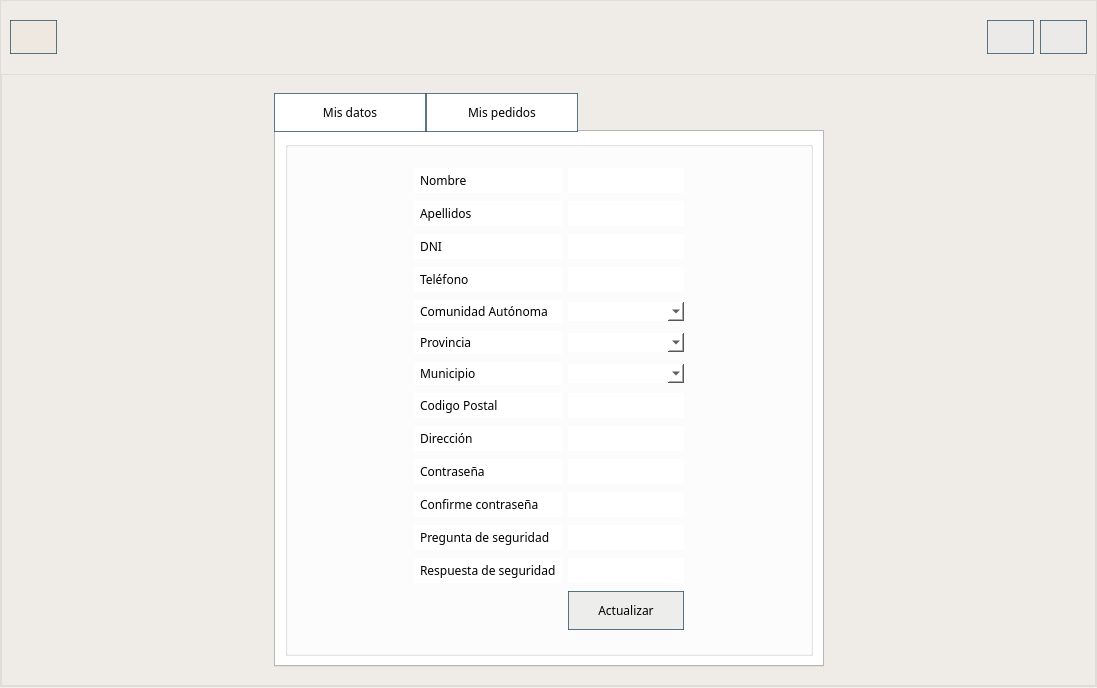
First picture: the form in Codigo/v4_ventanaUC.ui, repository cfmondelo/supermercado, before the edit.
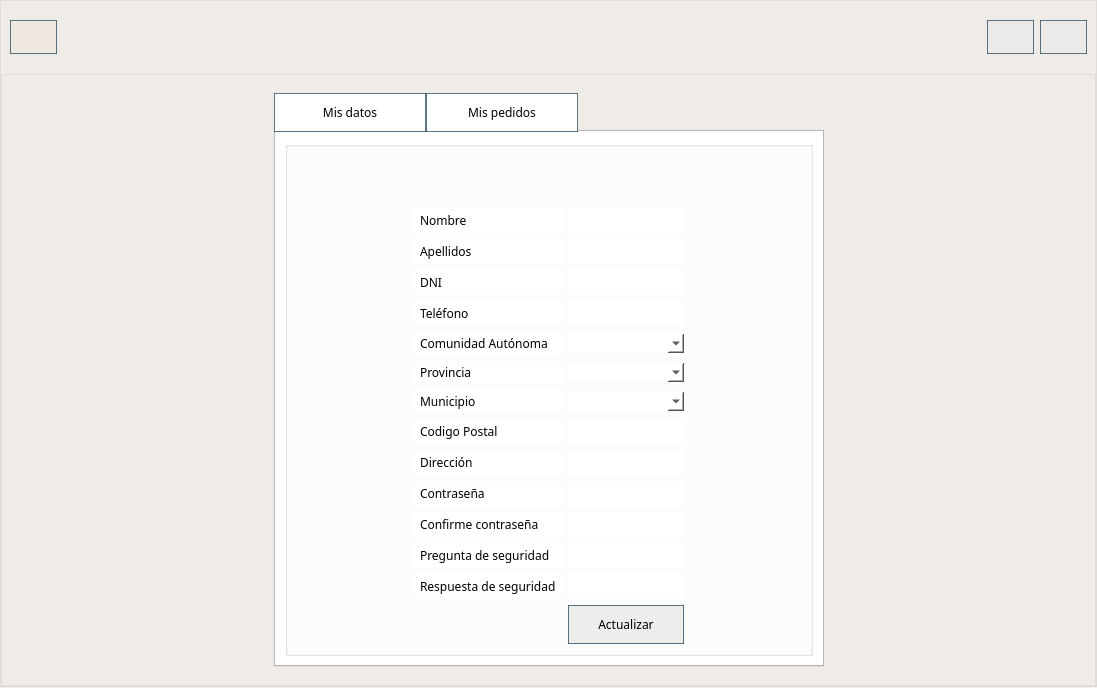
Second picture: the form after the edit. Icons and pictures are not drawn.

Commit message: soluccionados márgenes raros en campos de ventana4

```diff
--- a/Codigo/v4_ventanaUC.ui
+++ b/Codigo/v4_ventanaUC.ui
@@ -686,38 +686,7 @@
                    <string/>
                   </property>
                   <layout class="QGridLayout" name="gridLayout_4">
-                   <item row="10" column="3">
-                    <widget class="QComboBox" name="cbd_municipio">
-                     <property name="font">
-                      <font>
-                       <family>Raleway</family>
-                      </font>
-                     </property>
-                    </widget>
-                   </item>
-                   <item row="5" column="3">
-                    <widget class="QComboBox" name="cbd_provincia">
-                     <property name="font">
-                      <font>
-                       <family>Raleway</family>
-                      </font>
-                     </property>
-                    </widget>
-                   </item>
-                   <item row="0" column="0">
-                    <spacer name="horizontalSpacer_8">
-                     <property name="orientation">
-                      <enum>Qt::Horizontal</enum>
-                     </property>
-                     <property name="sizeHint" stdset="0">
-                      <size>
-                       <width>100</width>
-                       <height>20</height>
-                      </size>
-                     </property>
-                    </spacer>
-                   </item>
-                   <item row="3" column="0">
+                   <item row="4" column="0">
                     <spacer name="horizontalSpacer_11">
                      <property name="orientation">
                       <enum>Qt::Horizontal</enum>
@@ -730,7 +699,7 @@
                      </property>
                     </spacer>
                    </item>
-                   <item row="0" column="4">
+                   <item row="1" column="4">
                     <spacer name="horizontalSpacer_18">
                      <property name="orientation">
                       <enum>Qt::Horizontal</enum>
@@ -743,20 +712,63 @@
                      </property>
                     </spacer>
                    </item>
-                   <item row="1" column="0">
-                    <spacer name="horizontalSpacer_9">
-                     <property name="orientation">
-                      <enum>Qt::Horizontal</enum>
-                     </property>
-                     <property name="sizeHint" stdset="0">
-                      <size>
-                       <width>100</width>
-                       <height>20</height>
-                      </size>
-                     </property>
-                    </spacer>
-                   </item>
                    <item row="3" column="1">
+                    <widget class="QLabel" name="label_3">
+                     <property name="font">
+                      <font>
+                       <family>Raleway</family>
+                      </font>
+                     </property>
+                     <property name="text">
+                      <string>DNI</string>
+                     </property>
+                    </widget>
+                   </item>
+                   <item row="4" column="3">
+                    <widget class="QLineEdit" name="txtd_telefono">
+                     <property name="font">
+                      <font>
+                       <family>Raleway</family>
+                      </font>
+                     </property>
+                    </widget>
+                   </item>
+                   <item row="6" column="3">
+                    <widget class="QComboBox" name="cbd_provincia">
+                     <property name="font">
+                      <font>
+                       <family>Raleway</family>
+                      </font>
+                     </property>
+                    </widget>
+                   </item>
+                   <item row="3" column="0">
+                    <spacer name="horizontalSpacer_10">
+                     <property name="orientation">
+                      <enum>Qt::Horizontal</enum>
+                     </property>
+                     <property name="sizeHint" stdset="0">
+                      <size>
+                       <width>100</width>
+                       <height>20</height>
+                      </size>
+                     </property>
+                    </spacer>
+                   </item>
+                   <item row="11" column="4">
+                    <spacer name="horizontalSpacer_51">
+                     <property name="orientation">
+                      <enum>Qt::Horizontal</enum>
+                     </property>
+                     <property name="sizeHint" stdset="0">
+                      <size>
+                       <width>100</width>
+                       <height>20</height>
+                      </size>
+                     </property>
+                    </spacer>
+                   </item>
+                   <item row="4" column="1">
                     <widget class="QLabel" name="label_4">
                      <property name="font">
                       <font>
@@ -768,16 +780,7 @@
                      </property>
                     </widget>
                    </item>
-                   <item row="3" column="3">
-                    <widget class="QLineEdit" name="txtd_telefono">
-                     <property name="font">
-                      <font>
-                       <family>Raleway</family>
-                      </font>
-                     </property>
-                    </widget>
-                   </item>
-                   <item row="1" column="4">
+                   <item row="2" column="4">
                     <spacer name="horizontalSpacer_26">
                      <property name="orientation">
                       <enum>Qt::Horizontal</enum>
@@ -790,8 +793,17 @@
                      </property>
                     </spacer>
                    </item>
+                   <item row="11" column="3">
+                    <widget class="QComboBox" name="cbd_municipio">
+                     <property name="font">
+                      <font>
+                       <family>Raleway</family>
+                      </font>
+                     </property>
+                    </widget>
+                   </item>
                    <item row="2" column="0">
-                    <spacer name="horizontalSpacer_10">
+                    <spacer name="horizontalSpacer_9">
                      <property name="orientation">
                       <enum>Qt::Horizontal</enum>
                      </property>
@@ -803,7 +815,7 @@
                      </property>
                     </spacer>
                    </item>
-                   <item row="3" column="4">
+                   <item row="4" column="4">
                     <spacer name="horizontalSpacer_21">
                      <property name="orientation">
                       <enum>Qt::Horizontal</enum>
@@ -816,20 +828,8 @@
                      </property>
                     </spacer>
                    </item>
-                   <item row="2" column="1">
-                    <widget class="QLabel" name="label_3">
-                     <property name="font">
-                      <font>
-                       <family>Raleway</family>
-                      </font>
-                     </property>
-                     <property name="text">
-                      <string>DNI</string>
-                     </property>
-                    </widget>
-                   </item>
-                   <item row="10" column="4">
-                    <spacer name="horizontalSpacer_51">
+                   <item row="1" column="0">
+                    <spacer name="horizontalSpacer_8">
                      <property name="orientation">
                       <enum>Qt::Horizontal</enum>
                      </property>
@@ -841,62 +841,20 @@
                      </property>
                     </spacer>
                    </item>
-                   <item row="0" column="3">
-                    <widget class="QLineEdit" name="txtd_nombre">
-                     <property name="font">
-                      <font>
-                       <family>Raleway</family>
-                      </font>
+                   <item row="23" column="0">
+                    <spacer name="horizontalSpacer_17">
+                     <property name="orientation">
+                      <enum>Qt::Horizontal</enum>
                      </property>
-                     <property name="styleSheet">
-                      <string notr="true">margin-top:10px;</string>
+                     <property name="sizeHint" stdset="0">
+                      <size>
+                       <width>100</width>
+                       <height>20</height>
+                      </size>
                      </property>
-                    </widget>
-                   </item>
-                   <item row="1" column="3">
-                    <widget class="QLineEdit" name="txtd_apellidos">
-                     <property name="font">
-                      <font>
-                       <family>Raleway</family>
-                      </font>
-                     </property>
-                    </widget>
-                   </item>
-                   <item row="21" column="3">
-                    <widget class="QLineEdit" name="txtd_preseg">
-                     <property name="font">
-                      <font>
-                       <family>Raleway</family>
-                      </font>
-                     </property>
-                    </widget>
+                    </spacer>
                    </item>
                    <item row="22" column="4">
-                    <spacer name="horizontalSpacer_25">
-                     <property name="orientation">
-                      <enum>Qt::Horizontal</enum>
-                     </property>
-                     <property name="sizeHint" stdset="0">
-                      <size>
-                       <width>99</width>
-                       <height>20</height>
-                      </size>
-                     </property>
-                    </spacer>
-                   </item>
-                   <item row="19" column="3">
-                    <widget class="QLineEdit" name="txtd_contra">
-                     <property name="font">
-                      <font>
-                       <family>Raleway</family>
-                      </font>
-                     </property>
-                     <property name="echoMode">
-                      <enum>QLineEdit::Password</enum>
-                     </property>
-                    </widget>
-                   </item>
-                   <item row="21" column="4">
                     <spacer name="horizontalSpacer_23">
                      <property name="orientation">
                       <enum>Qt::Horizontal</enum>
@@ -909,69 +867,19 @@
                      </property>
                     </spacer>
                    </item>
+                   <item row="2" column="1">
+                    <widget class="QLabel" name="label_2">
+                     <property name="font">
+                      <font>
+                       <family>Raleway</family>
+                      </font>
+                     </property>
+                     <property name="text">
+                      <string>Apellidos</string>
+                     </property>
+                    </widget>
+                   </item>
                    <item row="20" column="4">
-                    <spacer name="horizontalSpacer_22">
-                     <property name="orientation">
-                      <enum>Qt::Horizontal</enum>
-                     </property>
-                     <property name="sizeHint" stdset="0">
-                      <size>
-                       <width>99</width>
-                       <height>20</height>
-                      </size>
-                     </property>
-                    </spacer>
-                   </item>
-                   <item row="22" column="0">
-                    <spacer name="horizontalSpacer_17">
-                     <property name="orientation">
-                      <enum>Qt::Horizontal</enum>
-                     </property>
-                     <property name="sizeHint" stdset="0">
-                      <size>
-                       <width>100</width>
-                       <height>20</height>
-                      </size>
-                     </property>
-                    </spacer>
-                   </item>
-                   <item row="20" column="1">
-                    <widget class="QLabel" name="label_7">
-                     <property name="font">
-                      <font>
-                       <family>Raleway</family>
-                      </font>
-                     </property>
-                     <property name="text">
-                      <string>Confirme contraseña</string>
-                     </property>
-                    </widget>
-                   </item>
-                   <item row="23" column="3">
-                    <widget class="QPushButton" name="botonuc_update">
-                     <property name="font">
-                      <font>
-                       <family>Raleway</family>
-                      </font>
-                     </property>
-                     <property name="text">
-                      <string>Actualizar</string>
-                     </property>
-                    </widget>
-                   </item>
-                   <item row="4" column="1">
-                    <widget class="QLabel" name="label_5">
-                     <property name="font">
-                      <font>
-                       <family>Raleway</family>
-                      </font>
-                     </property>
-                     <property name="text">
-                      <string>Comunidad Autónoma</string>
-                     </property>
-                    </widget>
-                   </item>
-                   <item row="19" column="4">
                     <spacer name="horizontalSpacer_24">
                      <property name="orientation">
                       <enum>Qt::Horizontal</enum>
@@ -984,20 +892,19 @@
                      </property>
                     </spacer>
                    </item>
-                   <item row="19" column="0">
-                    <spacer name="horizontalSpacer_14">
-                     <property name="orientation">
-                      <enum>Qt::Horizontal</enum>
+                   <item row="20" column="1">
+                    <widget class="QLabel" name="label_6">
+                     <property name="font">
+                      <font>
+                       <family>Raleway</family>
+                      </font>
                      </property>
-                     <property name="sizeHint" stdset="0">
-                      <size>
-                       <width>100</width>
-                       <height>20</height>
-                      </size>
+                     <property name="text">
+                      <string>Contraseña</string>
                      </property>
-                    </spacer>
+                    </widget>
                    </item>
-                   <item row="20" column="0">
+                   <item row="21" column="0">
                     <spacer name="horizontalSpacer_15">
                      <property name="orientation">
                       <enum>Qt::Horizontal</enum>
@@ -1010,7 +917,66 @@
                      </property>
                     </spacer>
                    </item>
+                   <item row="1" column="3">
+                    <widget class="QLineEdit" name="txtd_nombre">
+                     <property name="font">
+                      <font>
+                       <family>Raleway</family>
+                      </font>
+                     </property>
+                     <property name="styleSheet">
+                      <string notr="true"/>
+                     </property>
+                    </widget>
+                   </item>
+                   <item row="23" column="1">
+                    <widget class="QLabel" name="label_10">
+                     <property name="font">
+                      <font>
+                       <family>Raleway</family>
+                      </font>
+                     </property>
+                     <property name="text">
+                      <string>Respuesta de seguridad</string>
+                     </property>
+                    </widget>
+                   </item>
+                   <item row="20" column="0">
+                    <spacer name="horizontalSpacer_14">
+                     <property name="orientation">
+                      <enum>Qt::Horizontal</enum>
+                     </property>
+                     <property name="sizeHint" stdset="0">
+                      <size>
+                       <width>100</width>
+                       <height>20</height>
+                      </size>
+                     </property>
+                    </spacer>
+                   </item>
+                   <item row="23" column="4">
+                    <spacer name="horizontalSpacer_25">
+                     <property name="orientation">
+                      <enum>Qt::Horizontal</enum>
+                     </property>
+                     <property name="sizeHint" stdset="0">
+                      <size>
+                       <width>99</width>
+                       <height>20</height>
+                      </size>
+                     </property>
+                    </spacer>
+                   </item>
                    <item row="2" column="3">
+                    <widget class="QLineEdit" name="txtd_apellidos">
+                     <property name="font">
+                      <font>
+                       <family>Raleway</family>
+                      </font>
+                     </property>
+                    </widget>
+                   </item>
+                   <item row="3" column="3">
                     <widget class="QLineEdit" name="txtd_dni">
                      <property name="font">
                       <font>
@@ -1022,19 +988,19 @@
                      </property>
                     </widget>
                    </item>
-                   <item row="19" column="1">
-                    <widget class="QLabel" name="label_6">
+                   <item row="23" column="3">
+                    <widget class="QLineEdit" name="txtd_resseg">
                      <property name="font">
                       <font>
                        <family>Raleway</family>
                       </font>
                      </property>
-                     <property name="text">
-                      <string>Contraseña</string>
+                     <property name="echoMode">
+                      <enum>QLineEdit::Password</enum>
                      </property>
                     </widget>
                    </item>
-                   <item row="4" column="0">
+                   <item row="5" column="0">
                     <spacer name="horizontalSpacer_12">
                      <property name="orientation">
                       <enum>Qt::Horizontal</enum>
@@ -1047,19 +1013,7 @@
                      </property>
                     </spacer>
                    </item>
-                   <item row="1" column="1">
-                    <widget class="QLabel" name="label_2">
-                     <property name="font">
-                      <font>
-                       <family>Raleway</family>
-                      </font>
-                     </property>
-                     <property name="text">
-                      <string>Apellidos</string>
-                     </property>
-                    </widget>
-                   </item>
-                   <item row="20" column="3">
+                   <item row="21" column="3">
                     <widget class="QLineEdit" name="txtd_confcontra">
                      <property name="font">
                       <font>
@@ -1071,31 +1025,31 @@
                      </property>
                     </widget>
                    </item>
+                   <item row="5" column="1">
+                    <widget class="QLabel" name="label_5">
+                     <property name="font">
+                      <font>
+                       <family>Raleway</family>
+                      </font>
+                     </property>
+                     <property name="text">
+                      <string>Comunidad Autónoma</string>
+                     </property>
+                    </widget>
+                   </item>
                    <item row="21" column="1">
-                    <widget class="QLabel" name="label_9">
+                    <widget class="QLabel" name="label_7">
                      <property name="font">
                       <font>
                        <family>Raleway</family>
                       </font>
                      </property>
                      <property name="text">
-                      <string>Pregunta de seguridad</string>
+                      <string>Confirme contraseña</string>
                      </property>
                     </widget>
                    </item>
-                   <item row="22" column="3">
-                    <widget class="QLineEdit" name="txtd_resseg">
-                     <property name="font">
-                      <font>
-                       <family>Raleway</family>
-                      </font>
-                     </property>
-                     <property name="echoMode">
-                      <enum>QLineEdit::Password</enum>
-                     </property>
-                    </widget>
-                   </item>
-                   <item row="4" column="4">
+                   <item row="5" column="4">
                     <spacer name="horizontalSpacer_27">
                      <property name="orientation">
                       <enum>Qt::Horizontal</enum>
@@ -1108,41 +1062,7 @@
                      </property>
                     </spacer>
                    </item>
-                   <item row="18" column="4">
-                    <spacer name="horizontalSpacer_20">
-                     <property name="orientation">
-                      <enum>Qt::Horizontal</enum>
-                     </property>
-                     <property name="sizeHint" stdset="0">
-                      <size>
-                       <width>99</width>
-                       <height>20</height>
-                      </size>
-                     </property>
-                    </spacer>
-                   </item>
-                   <item row="22" column="1">
-                    <widget class="QLabel" name="label_10">
-                     <property name="font">
-                      <font>
-                       <family>Raleway</family>
-                      </font>
-                     </property>
-                     <property name="text">
-                      <string>Respuesta de seguridad</string>
-                     </property>
-                    </widget>
-                   </item>
-                   <item row="18" column="3">
-                    <widget class="QLineEdit" name="txtd_direccion">
-                     <property name="font">
-                      <font>
-                       <family>Raleway</family>
-                      </font>
-                     </property>
-                    </widget>
-                   </item>
-                   <item row="18" column="1">
+                   <item row="19" column="1">
                     <widget class="QLabel" name="label_8">
                      <property name="font">
                       <font>
@@ -1154,26 +1074,17 @@
                      </property>
                     </widget>
                    </item>
-                   <item row="0" column="1">
-                    <widget class="QLabel" name="label">
+                   <item row="19" column="3">
+                    <widget class="QLineEdit" name="txtd_direccion">
                      <property name="font">
                       <font>
                        <family>Raleway</family>
                       </font>
                      </property>
-                     <property name="styleSheet">
-                      <string notr="true">margin-top:10px;</string>
-                     </property>
-                     <property name="text">
-                      <string>Nombre</string>
-                     </property>
-                     <property name="margin">
-                      <number>0</number>
-                     </property>
                     </widget>
                    </item>
-                   <item row="21" column="0">
-                    <spacer name="horizontalSpacer_16">
+                   <item row="19" column="4">
+                    <spacer name="horizontalSpacer_20">
                      <property name="orientation">
                       <enum>Qt::Horizontal</enum>
                      </property>
@@ -1185,46 +1096,41 @@
                      </property>
                     </spacer>
                    </item>
-                   <item row="18" column="0">
-                    <spacer name="horizontalSpacer_13">
-                     <property name="orientation">
-                      <enum>Qt::Horizontal</enum>
+                   <item row="22" column="3">
+                    <widget class="QLineEdit" name="txtd_preseg">
+                     <property name="font">
+                      <font>
+                       <family>Raleway</family>
+                      </font>
                      </property>
-                     <property name="sizeHint" stdset="0">
-                      <size>
-                       <width>100</width>
-                       <height>20</height>
-                      </size>
-                     </property>
-                    </spacer>
+                    </widget>
                    </item>
-                   <item row="2" column="4">
-                    <spacer name="horizontalSpacer_19">
-                     <property name="orientation">
-                      <enum>Qt::Horizontal</enum>
+                   <item row="20" column="3">
+                    <widget class="QLineEdit" name="txtd_contra">
+                     <property name="font">
+                      <font>
+                       <family>Raleway</family>
+                      </font>
                      </property>
-                     <property name="sizeHint" stdset="0">
-                      <size>
-                       <width>99</width>
-                       <height>20</height>
-                      </size>
+                     <property name="echoMode">
+                      <enum>QLineEdit::Password</enum>
                      </property>
-                    </spacer>
+                    </widget>
                    </item>
-                   <item row="4" column="3">
-                    <widget class="QComboBox" name="cbd_CA">
+                   <item row="24" column="3">
+                    <widget class="QPushButton" name="botonuc_update">
                      <property name="font">
                       <font>
                        <family>Raleway</family>
                       </font>
                      </property>
-                     <property name="styleSheet">
-                      <string notr="true"/>
+                     <property name="text">
+                      <string>Actualizar</string>
                      </property>
                     </widget>
                    </item>
-                   <item row="10" column="0">
-                    <spacer name="horizontalSpacer_50">
+                   <item row="21" column="4">
+                    <spacer name="horizontalSpacer_22">
                      <property name="orientation">
                       <enum>Qt::Horizontal</enum>
                      </property>
@@ -1236,7 +1142,19 @@
                      </property>
                     </spacer>
                    </item>
-                   <item row="10" column="1">
+                   <item row="22" column="1">
+                    <widget class="QLabel" name="label_9">
+                     <property name="font">
+                      <font>
+                       <family>Raleway</family>
+                      </font>
+                     </property>
+                     <property name="text">
+                      <string>Pregunta de seguridad</string>
+                     </property>
+                    </widget>
+                   </item>
+                   <item row="11" column="1">
                     <widget class="QLabel" name="label_22">
                      <property name="font">
                       <font>
@@ -1248,19 +1166,20 @@
                      </property>
                     </widget>
                    </item>
-                   <item row="5" column="1">
-                    <widget class="QLabel" name="label_21">
-                     <property name="font">
-                      <font>
-                       <family>Raleway</family>
-                      </font>
+                   <item row="11" column="0">
+                    <spacer name="horizontalSpacer_50">
+                     <property name="orientation">
+                      <enum>Qt::Horizontal</enum>
                      </property>
-                     <property name="text">
-                      <string>Provincia</string>
+                     <property name="sizeHint" stdset="0">
+                      <size>
+                       <width>99</width>
+                       <height>20</height>
+                      </size>
                      </property>
-                    </widget>
+                    </spacer>
                    </item>
-                   <item row="5" column="0">
+                   <item row="6" column="0">
                     <spacer name="horizontalSpacer_28">
                      <property name="orientation">
                       <enum>Qt::Horizontal</enum>
@@ -1273,7 +1192,7 @@
                      </property>
                     </spacer>
                    </item>
-                   <item row="5" column="4">
+                   <item row="6" column="4">
                     <spacer name="horizontalSpacer_49">
                      <property name="orientation">
                       <enum>Qt::Horizontal</enum>
@@ -1286,7 +1205,88 @@
                      </property>
                     </spacer>
                    </item>
-                   <item row="15" column="0">
+                   <item row="22" column="0">
+                    <spacer name="horizontalSpacer_16">
+                     <property name="orientation">
+                      <enum>Qt::Horizontal</enum>
+                     </property>
+                     <property name="sizeHint" stdset="0">
+                      <size>
+                       <width>100</width>
+                       <height>20</height>
+                      </size>
+                     </property>
+                    </spacer>
+                   </item>
+                   <item row="19" column="0">
+                    <spacer name="horizontalSpacer_13">
+                     <property name="orientation">
+                      <enum>Qt::Horizontal</enum>
+                     </property>
+                     <property name="sizeHint" stdset="0">
+                      <size>
+                       <width>100</width>
+                       <height>20</height>
+                      </size>
+                     </property>
+                    </spacer>
+                   </item>
+                   <item row="6" column="1">
+                    <widget class="QLabel" name="label_21">
+                     <property name="font">
+                      <font>
+                       <family>Raleway</family>
+                      </font>
+                     </property>
+                     <property name="text">
+                      <string>Provincia</string>
+                     </property>
+                    </widget>
+                   </item>
+                   <item row="3" column="4">
+                    <spacer name="horizontalSpacer_19">
+                     <property name="orientation">
+                      <enum>Qt::Horizontal</enum>
+                     </property>
+                     <property name="sizeHint" stdset="0">
+                      <size>
+                       <width>99</width>
+                       <height>20</height>
+                      </size>
+                     </property>
+                    </spacer>
+                   </item>
+                   <item row="5" column="3">
+                    <widget class="QComboBox" name="cbd_CA">
+                     <property name="font">
+                      <font>
+                       <family>Raleway</family>
+                      </font>
+                     </property>
+                     <property name="styleSheet">
+                      <string notr="true"/>
+                     </property>
+                    </widget>
+                   </item>
+                   <item row="1" column="1">
+                    <widget class="QLabel" name="label">
+                     <property name="font">
+                      <font>
+                       <family>Raleway</family>
+                      </font>
+                     </property>
+                     <property name="styleSheet">
+                      <string notr="true"/>
+                     </property>
+                     <property name="text">
+                      <string>Nombre</string>
+                     </property>
+                     <property name="margin">
+                      <number>0</number>
+                     </property>
+                    </widget>
+                   </item>
+                   <item row="16" column="0">
                     <spacer name="horizontalSpacer_53">
                      <property name="orientation">
                       <enum>Qt::Horizontal</enum>
@@ -1299,7 +1299,7 @@
                      </property>
                     </spacer>
                    </item>
-                   <item row="15" column="1">
+                   <item row="16" column="1">
                     <widget class="QLabel" name="label_23">
                      <property name="font">
                       <font>
@@ -1311,7 +1311,7 @@
                      </property>
                     </widget>
                    </item>
-                   <item row="15" column="4">
+                   <item row="16" column="4">
                     <spacer name="horizontalSpacer_52">
                      <property name="orientation">
                       <enum>Qt::Horizontal</enum>
@@ -1324,7 +1324,7 @@
                      </property>
                     </spacer>
                    </item>
-                   <item row="15" column="3">
+                   <item row="16" column="3">
                     <widget class="QLineEdit" name="txtd_cp">
                      <property name="font">
                       <font>
@@ -1333,6 +1333,19 @@
                      </property>
                     </widget>
                    </item>
+                   <item row="0" column="1">
+                    <spacer name="verticalSpacer">
+                     <property name="orientation">
+                      <enum>Qt::Vertical</enum>
+                     </property>
+                     <property name="sizeHint" stdset="0">
+                      <size>
+                       <width>20</width>
+                       <height>40</height>
+                      </size>
+                     </property>
+                    </spacer>
+                   </item>
                   </layout>
                  </widget>
                 </item>
```
Left out of the diff: 6 changed lines with no effect on the pictures. The commit also changes 3 other files.
